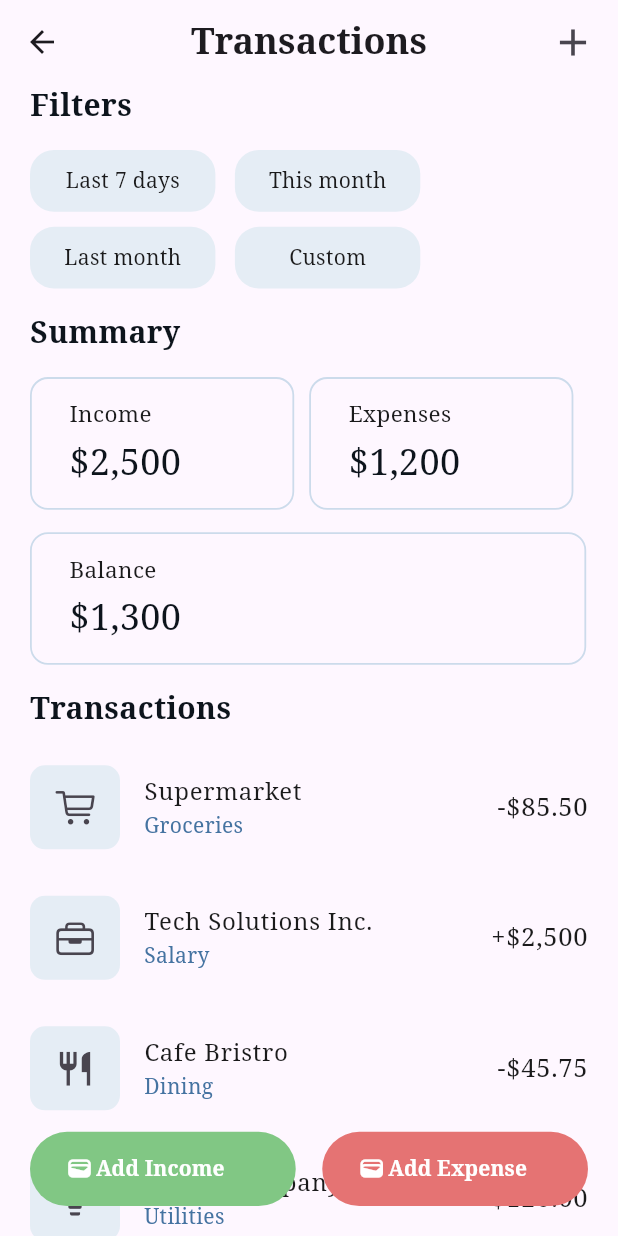
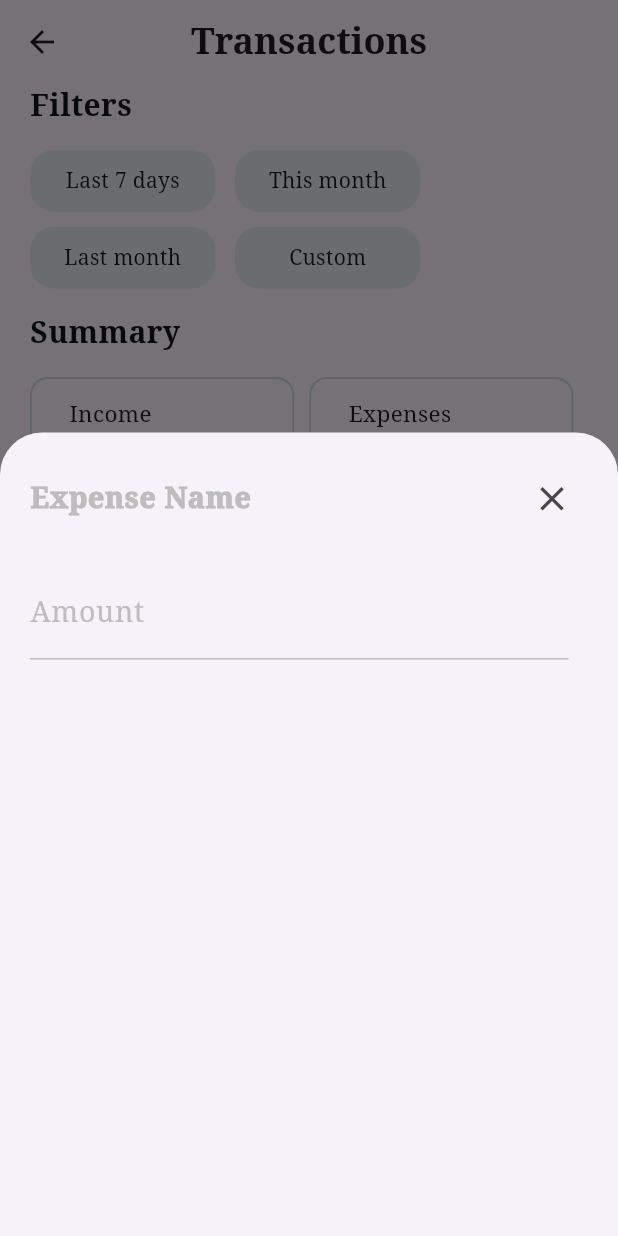
Before and after one commit to SUMANKC7/CapstoneProject-BachatSathi-ExpenseTracker-, a Flutter app: the TransactionScreen screen opened directly, after a tap on "Add Expense", on a phone screen of 412 x 824 dp. Run offline on Flutter 3.47's test engine with Material 3 defaults, Android fonts, the light colour scheme and no system bars; our stand-ins replace cloud_firestore, firebase_auth, firebase_core, google_sign_in; accounts and stored records are empty.

Commit message:
making ui of add espenses

```diff
--- a/lib/features/transactions/model/transaction_model.dart
+++ b/lib/features/transactions/model/transaction_model.dart
@@ -3,20 +3,19 @@ class TransactionModel {
   final String amount;
   final String category;
   final String date;
-  final String description;
+  final String remarks;
   final bool expense;
   final String id;
 
-  TransactionModel( {
+  TransactionModel({
     required this.id,
     required this.title,
     required this.amount,
     required this.category,
     required this.date,
-    required this.description,
+    required this.remarks,
     required this.expense,
   });
-
 
   Map<String, dynamic> toMap() {
     final result = <String, dynamic>{};
@@ -24,7 +23,7 @@ class TransactionModel {
     result.addAll({'amount': amount});
     result.addAll({'category': category});
     result.addAll({'date': date});
-    result.addAll({'description': description});
+    result.addAll({'remarks': remarks});
     result.addAll({'expense': expense});
 
     return result;
@@ -37,7 +36,7 @@ class TransactionModel {
       amount: map['amount'] ?? '',
       category: map['category'] ?? '',
       date: map["date"] ?? "",
-      description: map['description'] ?? '',
+      remarks: map['remarks'] ?? '',
       expense: map['expense'] ?? false,
     );
   }
@@ -47,18 +46,18 @@ class TransactionModel {
     String? amount,
     String? category,
     String? date,
-    String? description,
+    String? remarks,
     bool? expense,
     String? id,
   }) {
     return TransactionModel(
-      title:title ?? this.title,
-     amount: amount ?? this.amount,
-     category: category ?? this.category,
-    date:  date ?? this.date,
-     description:  description ?? this.description,
-     expense:  expense ?? this.expense,
-     id: id ?? this.id,
+      title: title ?? this.title,
+      amount: amount ?? this.amount,
+      category: category ?? this.category,
+      date: date ?? this.date,
+      remarks: remarks ?? this.remarks,
+      expense: expense ?? this.expense,
+      id: id ?? this.id,
     );
   }
 }
--- a/lib/features/transactions/provider/transaction_data_provider.dart
+++ b/lib/features/transactions/provider/transaction_data_provider.dart
@@ -48,7 +48,7 @@ class TransactionDataProvider extends ChangeNotifier {
         amount: _amountController.text,
         category: _selectedcategory,
         date: formattedDate,
-        description: _descriptionController.text,
+        remarks: _descriptionController.text,
         expense: _income,
         title: _titleController.text,
         id: "",
--- a/lib/features/transactions/screen/transaction_screen.dart
+++ b/lib/features/transactions/screen/transaction_screen.dart
@@ -21,7 +21,7 @@ class TransactionScreen extends StatelessWidget {
           "Transactions",
           style: TextStyle(fontWeight: FontWeight.bold, fontSize: 24),
         ),
-        actions: [AddTransactionBottomsheet(), SizedBox(width: 6)],
+        // actions: [AddTransactionBottomsheet(), SizedBox(width: 6)],
       ),
       body: Stack(
         children: [
@@ -101,12 +101,44 @@ class TransactionScreen extends StatelessWidget {
           Positioned(
             bottom: 20,
             left: 20,
-                child: IncomeExpenseAdd(buttoncolor: AppColors.addIncome, buttonicon: Icons.wallet, title: "Add Income",)
+            child: IncomeExpenseAdd(
+              buttoncolor: AppColors.addIncome,
+              buttonicon: Icons.wallet,
+              title: "Add Income",
+              onbuttonPressed: () {
+                showModalBottomSheet(
+                  isScrollControlled: true,
+                  constraints: BoxConstraints.tight(
+                    Size(
+                      MediaQuery.sizeOf(context).width * 0.9,
+                      MediaQuery.sizeOf(context).height * 0.65,
+                    ),
+                  ),
+                  context: context,
+
+                  builder: (context) => AddTransactionBottomsheet(),
+                );
+              },
+            ),
           ),
           Positioned(
             bottom: 20,
             right: 20,
-                child: IncomeExpenseAdd(buttoncolor: AppColors.addExpensee, buttonicon: Icons.wallet, title: "Add Expense",)),
+            child: IncomeExpenseAdd(
+              buttoncolor: AppColors.addExpensee,
+              buttonicon: Icons.wallet,
+              title: "Add Expense",
+              onbuttonPressed: () {
+
+                showModalBottomSheet(
+                  isScrollControlled: true,
+                  constraints: BoxConstraints.tight(Size(double.infinity, MediaQuery.sizeOf(context).height * 0.65)),
+                  context: context,
+                  builder: (context) => AddTransactionBottomsheet(),
+                );
+              },
+            ),
+          ),
         ],
       ),
     );
@@ -117,7 +149,14 @@ class IncomeExpenseAdd extends StatelessWidget {
   final Color buttoncolor;
   final IconData buttonicon;
   final String title;
-  const IncomeExpenseAdd({super.key, required this.buttoncolor, required this.buttonicon, required this.title});
+  final VoidCallback onbuttonPressed;
+  const IncomeExpenseAdd({
+    super.key,
+    required this.buttoncolor,
+    required this.buttonicon,
+    required this.title,
+    required this.onbuttonPressed,
+  });
 
   @override
   Widget build(BuildContext context) {
@@ -128,11 +167,11 @@ class IncomeExpenseAdd extends StatelessWidget {
           maximumSize: Size.fromWidth(MediaQuery.sizeOf(context).width * 0.43),
           backgroundColor: buttoncolor,
         ),
-        onPressed: () {},
+        onPressed: onbuttonPressed,
         child: Row(
           children: [
             Icon(buttonicon),
-SizedBox(width: 2,),
+            SizedBox(width: 2),
             Flexible(
               child: FittedBox(
                 // fit: BoxFit.scaleDown,
--- a/lib/features/transactions/widgets/add_transaction_bottomsheet.dart
+++ b/lib/features/transactions/widgets/add_transaction_bottomsheet.dart
@@ -16,88 +16,148 @@ class AddTransactionBottomsheet extends StatelessWidget {
       listen: false,
     );
 
-    return IconButton(
-      onPressed: () {
-        showModalBottomSheet(
-          isScrollControlled: true,
-          constraints: BoxConstraints.tight(
-            Size(
-              MediaQuery.sizeOf(context).width * 0.9,
-              MediaQuery.sizeOf(context).height * 0.8,
-            ),
-          ),
-          context: context,
-          builder: (context) {
     return Padding(
       padding: EdgeInsets.only(
         left: 20,
         right: 20,
-      top: 20,
-                bottom: MediaQuery.of(context).viewInsets.bottom
+        top: 0,
+        bottom: MediaQuery.of(context).viewInsets.bottom,
       ),
       child: ListView(
+        children: [
+          SizedBox(height: 20),
 
-                children: [
-                  SizedBox(height: 20,),
           Row(
             children: [
+ Expanded(
+   child: TextFormField(
+    maxLines: 1,
+    decoration: InputDecoration(
+
+      hintText: "Expense Name",
+      hintStyle: TextStyle(
+        fontSize: 19,
+        fontWeight: FontWeight.w900,
+        color: Colors.grey.shade400
+      ),
+      border: InputBorder.none,
+      focusedBorder:InputBorder.none,
+
+    ),
+    cursorColor: Colors.grey.shade400,
+   ),
+ ),
               IconButton(
                 onPressed: () {
                   Navigator.pop(context);
                 },
-                        icon: Icon(Icons.close),
+                icon: Icon(Icons.close,size: 27,),
               ),
-                      Text("Add Transactions"),
+
             ],
           ),
-                  SizedBox(height: 20,),
-                  transactionadd(mycontroller: addTransactionProvider.titleController, hinttext: 'Title', keyboardtype: TextInputType.text),
- SizedBox(height: 20,),
-                  transactionadd(
-                    mycontroller: addTransactionProvider.amountController,
-                    hinttext: "Amount",
-                    keyboardtype: TextInputType.number,
-                  ),
- SizedBox(height: 20,),
-                  DropDownWidget(),
-                   SizedBox(height: 20,),
-                  AddDates(),
-                   SizedBox(height: 20,),
-                  transactionadd(
-                    mycontroller: addTransactionProvider.descriptionController,
-                    hinttext: "Description",
-                    keyboardtype:TextInputType.text ,
-                  ),
-                   SizedBox(height: 20,),
-                  SwitchTransactionWidget(),
-                   SizedBox(height: 40,),
-                  ElevatedButton(
-                    onPressed: () {
-                      addTransactionProvider.addTransaction();
-                      ScaffoldMessenger.of(context).showSnackBar(
-                        SnackBar(
-                          duration: Duration(milliseconds: 300),
-                          content: Text("content added"),
-                        ),
-                      );
-                      Navigator.pop(context);
-                    },
-                    style: ElevatedButton.styleFrom(
-                      backgroundColor: AppColors.navBarIcon,
-                      fixedSize: Size.fromWidth(double.maxFinite),
-                    ),
-                    child: Text(
-                      "Save",
-                      style: TextStyle(color: AppColors.summaryBorder),
-                    ),
-                  ),
+          SizedBox(height: 20),
+     InputData(),
+
+
+          // transactionadd(
+          //   mycontroller: addTransactionProvider.titleController,
+          //   hinttext: 'Title',
+          //   keyboardtype: TextInputType.text,
+          // ),
+          // SizedBox(height: 20),
+          // transactionadd(
+          //   mycontroller: addTransactionProvider.amountController,
+          //   hinttext: "Amount",
+          //   keyboardtype: TextInputType.number,
+          // ),
+          // SizedBox(height: 20),
+          // DropDownWidget(),
+          // SizedBox(height: 20),
+          // AddDates(),
+          // SizedBox(height: 20),
+          // transactionadd(
+          //   mycontroller: addTransactionProvider.descriptionController,
+          //   hinttext: "Description",
+          //   keyboardtype: TextInputType.text,
+          // ),
+          // SizedBox(height: 20),
+          // SwitchTransactionWidget(),
+          // SizedBox(height: 40),
+          // ElevatedButton(
+          //   onPressed: () {
+          //     addTransactionProvider.addTransaction();
+          //     ScaffoldMessenger.of(context).showSnackBar(
+          //       SnackBar(
+          //         duration: Duration(milliseconds: 300),
+          //         content: Text("content added"),
+          //       ),
+          //     );
+          //     Navigator.pop(context);
+          //   },
+          //   style: ElevatedButton.styleFrom(
+          //     backgroundColor: AppColors.navBarIcon,
+          //     fixedSize: Size.fromWidth(double.maxFinite),
+          //   ),
+            // child: Text(
+            //   "Save",
+            //   style: TextStyle(color: AppColors.summaryBorder),
+            // ),
+          // ),
         ],
       ),
     );
-          },
-        );
-      },
-      icon: Icon(Icons.add, size: 30),
+  }
+}
+
+class InputData extends StatelessWidget {
+  const InputData({
+    super.key,
+  });
+
+  @override
+  Widget build(BuildContext context) {
+    return Padding(
+     padding: EdgeInsets.only(right: 13),
+      child: TextFormField(
+
+       keyboardType: TextInputType.number,
+          maxLines: 1,
+          style: TextStyle(
+           fontSize: 19,
+           fontWeight: FontWeight.w900,
+           letterSpacing: 2
+          ),
+          decoration: InputDecoration(
+           labelText: "Amount",
+           labelStyle: TextStyle(
+             color: Colors.grey.shade400,fontSize: 19
+           ),
+       prefixText:"\$ ",
+
+       hintText: "Amount",
+       hintStyle: TextStyle(
+
+         fontSize: 19,
+         fontWeight: FontWeight.w900,
+         color: Colors.grey.shade400
+       ),
+
+       enabledBorder: UnderlineInputBorder(
+        borderSide: BorderSide(
+     color: Colors.grey.shade400,width: 1
+        )
+       ),
+       focusedBorder: UnderlineInputBorder(
+        borderSide: BorderSide(
+     color: Colors.grey.shade400,
+     width: 1.5
+        )
+       )
+
+          ),
+          cursorColor: Colors.grey.shade400,
+         ),
     );
   }
 }
```
Lines whose indentation alone changed are shown as unchanged.
